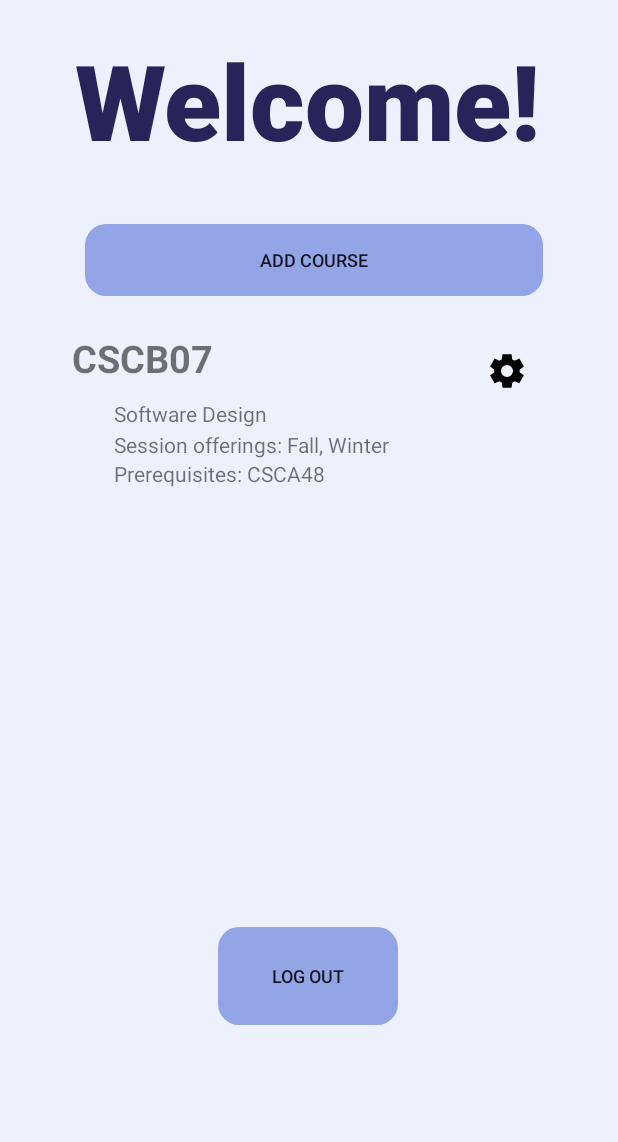
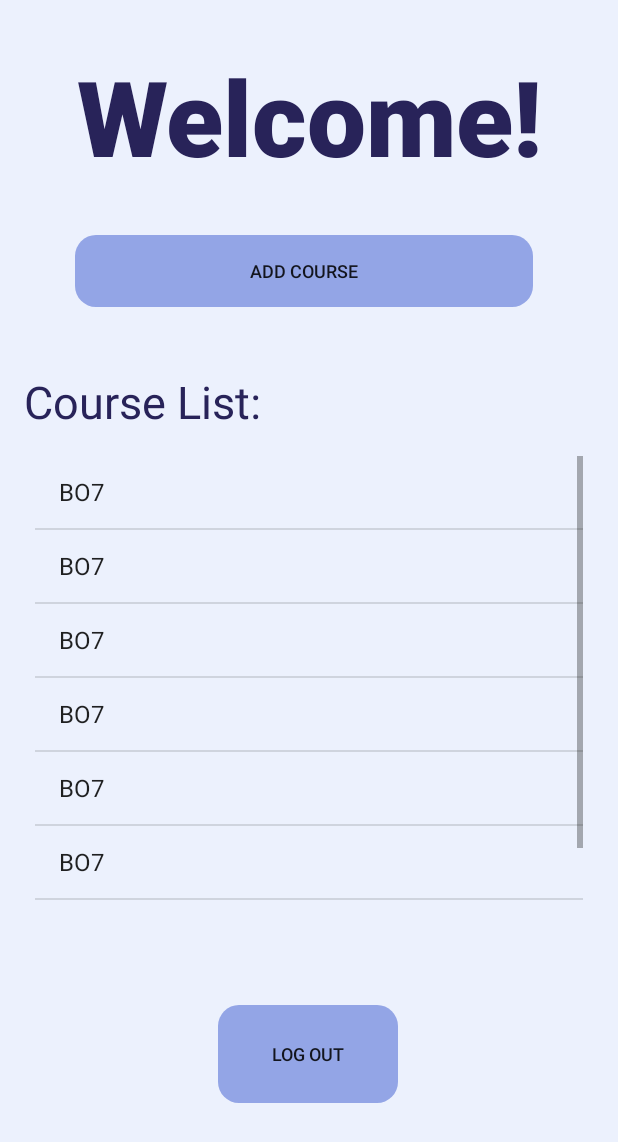
Before and after one commit to MuhannadJam/Group-Project-B07, an Android app: the AdminPageFragment screen opened directly, with no data from a screen before it, on a phone screen of 412 x 824 dp. Shown: the top 1142 px of the screen. Run offline under Robolectric (Android 15) with nearby library versions, the phone set to English and light mode, and no system bars; our stand-ins replace Firebase (no records; nobody signed in at launch, a user with empty details on screens opened directly), navigation-ui; Roboto replaces fonts that are not available here.

Commit message:
Changed admin_page interface
Added course_list that previews all courses avaliable  and removed unwanted textViews

```diff
--- a/app/src/main/java/com/example/b07project/AdminPageFragment.java
+++ b/app/src/main/java/com/example/b07project/AdminPageFragment.java
@@ -10,13 +10,21 @@ import android.view.LayoutInflater;
 import android.view.View;
 import android.view.ViewGroup;
 
+
+
+import android.widget.ArrayAdapter;
+import android.widget.ListView;
+
+import com.example.b07project.databinding.AdminPageBinding;
+import com.example.b07project.databinding.FragmentMainPageBinding;
+
 import com.google.firebase.auth.FirebaseAuth;
 
 public class AdminPageFragment extends Fragment {
 
     View view;
     FirebaseAuth mAuth;
-
+    String[] items = {"BO7", "BO7", "BO7", "BO7", "BO7", "BO7", "BO7"};
     private android.app.Fragment binding;
     @Override
     public void onViewCreated(@NonNull View view, Bundle savedInstanceState) {
@@ -52,6 +60,9 @@ public class AdminPageFragment extends Fragment {
 
         mAuth = FirebaseAuth.getInstance();
 
+        ArrayAdapter<String> itemsAdapter = new ArrayAdapter<String>(getContext(), android.R.layout.simple_list_item_1, items);
+        ListView listView = (ListView) view.findViewById(R.id.course_list);
+        listView.setAdapter(itemsAdapter);
         return view;
 
 
--- a/app/src/main/res/layout/admin_page.xml
+++ b/app/src/main/res/layout/admin_page.xml
@@ -8,46 +8,6 @@
     android:background="@color/LightBlue"
     tools:context=".AdminPageFragment">
 
-    <TextView
-        android:id="@+id/textView11"
-        android:layout_width="wrap_content"
-        android:layout_height="wrap_content"
-        android:layout_marginStart="48dp"
-        android:layout_marginTop="24dp"
-        android:text="CSCB07"
-        android:textSize="25sp"
-        android:textStyle="bold"
-        app:layout_constraintStart_toStartOf="parent"
-        app:layout_constraintTop_toBottomOf="@+id/button_add_course" />
-
-    <TextView
-        android:id="@+id/textView12"
-        android:layout_width="wrap_content"
-        android:layout_height="wrap_content"
-        android:layout_marginStart="76dp"
-        android:layout_marginTop="10dp"
-        android:text="Software Design"
-        app:layout_constraintStart_toStartOf="parent"
-        app:layout_constraintTop_toBottomOf="@+id/textView11" />
-
-    <TextView
-        android:id="@+id/textView13"
-        android:layout_width="wrap_content"
-        android:layout_height="wrap_content"
-        android:layout_marginStart="76dp"
-        android:layout_marginTop="1dp"
-        android:text="Session offerings: Fall, Winter"
-        app:layout_constraintStart_toStartOf="parent"
-        app:layout_constraintTop_toBottomOf="@+id/textView12" />
-
-    <TextView
-        android:id="@+id/textView14"
-        android:layout_width="wrap_content"
-        android:layout_height="wrap_content"
-        android:layout_marginStart="76dp"
-        android:text="Prerequisites: CSCA48"
-        app:layout_constraintStart_toStartOf="parent"
-        app:layout_constraintTop_toBottomOf="@+id/textView13" />
 
     <androidx.appcompat.widget.AppCompatButton
         android:id="@+id/button_add_course"
@@ -62,38 +22,28 @@
         android:textSize="12dp"
         app:layout_constraintBottom_toBottomOf="parent"
         app:layout_constraintEnd_toEndOf="parent"
-        app:layout_constraintHorizontal_bias="1.0"
+        app:layout_constraintHorizontal_bias="0.0"
         app:layout_constraintStart_toStartOf="parent"
         app:layout_constraintTop_toBottomOf="@+id/textview_second2"
-        app:layout_constraintVertical_bias="0.037" />
+        app:layout_constraintVertical_bias="0.032" />
+
 
     <TextView
         android:id="@+id/textview_second2"
         android:layout_width="wrap_content"
         android:layout_height="wrap_content"
         android:layout_marginStart="50dp"
-        android:layout_marginTop="20dp"
         android:layout_marginEnd="50dp"
         android:fontFamily="sans-serif-black"
         android:text="Welcome!"
         android:textColor="@color/DarkBlue"
         android:textSize="70dp"
+        app:layout_constraintBottom_toBottomOf="parent"
         app:layout_constraintEnd_toEndOf="parent"
-        app:layout_constraintHorizontal_bias="0.0"
+        app:layout_constraintHorizontal_bias="1.0"
         app:layout_constraintStart_toStartOf="parent"
-        app:layout_constraintTop_toTopOf="parent" />
-
-    <ImageButton
-        android:id="@+id/imageButton"
-        android:layout_width="48dp"
-        android:layout_height="48dp"
-        android:layout_marginTop="26dp"
-        android:layout_marginEnd="50dp"
-        android:backgroundTint="@color/LightBlue"
-        android:contentDescription="@string/settings"
-        android:src="@drawable/settings_logo_svg"
-        app:layout_constraintEnd_toEndOf="parent"
-        app:layout_constraintTop_toBottomOf="@+id/button_add_course" />
+        app:layout_constraintTop_toTopOf="parent"
+        app:layout_constraintVertical_bias="0.042" />
 
     <androidx.appcompat.widget.AppCompatButton
         android:id="@+id/log_out_button_admin"
@@ -101,14 +51,45 @@
         android:layout_height="65dp"
         android:background="@drawable/roundstyle"
         android:backgroundTint="@color/MediumBlue"
-        android:textSize = "12dp"
         android:text="Log out"
+        android:textSize="12dp"
         app:layout_constraintBottom_toBottomOf="parent"
         app:layout_constraintEnd_toEndOf="parent"
         app:layout_constraintHorizontal_bias="0.498"
         app:layout_constraintStart_toStartOf="parent"
+        app:layout_constraintTop_toBottomOf="@+id/linearLayout"
+        app:layout_constraintVertical_bias="0.427" />
+
+    <TextView
+        android:id="@+id/Course_list_textView"
+        android:layout_width="wrap_content"
+        android:layout_height="wrap_content"
+        android:text="Course List:"
+        android:textColor="@color/DarkBlue"
+        android:textSize="30dp"
+        app:layout_constraintBottom_toBottomOf="parent"
+        app:layout_constraintEnd_toEndOf="parent"
+        app:layout_constraintHorizontal_bias="0.063"
+        app:layout_constraintStart_toStartOf="parent"
         app:layout_constraintTop_toTopOf="parent"
-        app:layout_constraintVertical_bias="0.815" />
+        app:layout_constraintVertical_bias="0.316" />
+
+    <LinearLayout
+        android:id="@+id/linearLayout"
+        android:layout_width="365dp"
+        android:layout_height="300dp"
+        android:orientation="vertical"
+        app:layout_constraintBottom_toBottomOf="parent"
+        app:layout_constraintEnd_toEndOf="parent"
+        app:layout_constraintStart_toStartOf="parent"
+        app:layout_constraintTop_toBottomOf="@+id/Course_list_textView"
+        app:layout_constraintVertical_bias="0.069">
+        <ListView
+            android:id="@+id/course_list"
+            android:layout_width="match_parent"
+            android:layout_height="match_parent" />
+
+    </LinearLayout>
 
     <!--<ScrollView
         android:layout_width="409dp"
```
